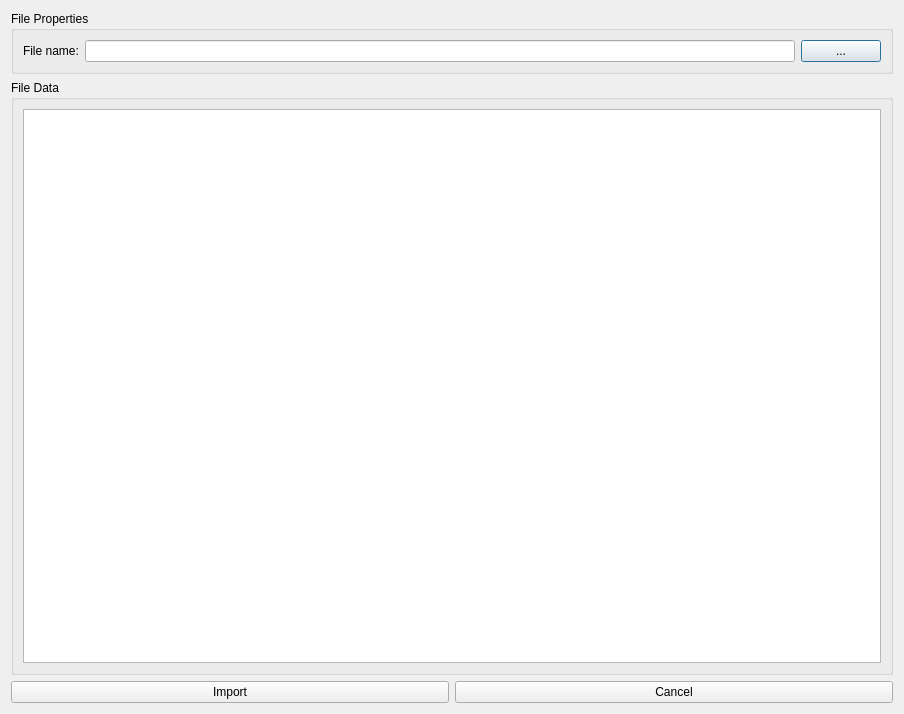
This is mongochem/plugins/csvimporter/importcsvfiledialog.ui in OpenChemistry/mongochem as Qt 5 draws it before an edit. The edited form follows.
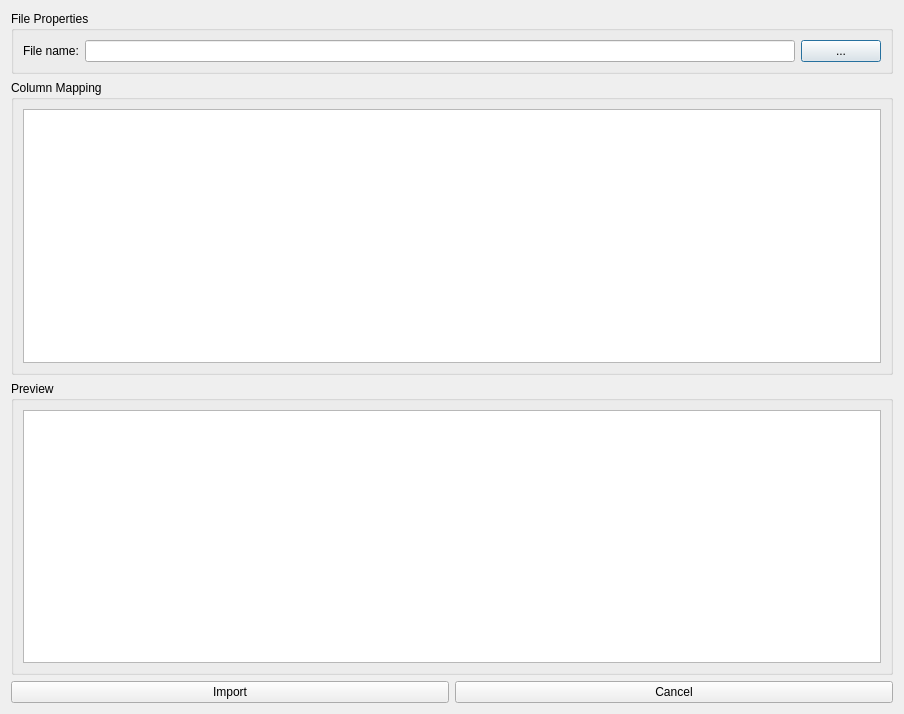
This is the edited form.

Commit message:
Improve the CSV Import Dialog
This adds improvements to the CSV import dialog. Now, the user
can set up the mapping between the columns in the CSV file and
the identifiers or descriptors that they should represent in the
database. This also allows for the user use different identifier
types (InChI, InChIKey, SMILES, Name, and CAS) instead of just
InChIKey.

```diff
--- a/mongochem/plugins/csvimporter/importcsvfiledialog.ui
+++ b/mongochem/plugins/csvimporter/importcsvfiledialog.ui
@@ -44,10 +44,22 @@
      </layout>
     </widget>
    </item>
+   <item>
+    <widget class="QGroupBox" name="groupBox_3">
+     <property name="title">
+      <string>Column Mapping</string>
+     </property>
+     <layout class="QVBoxLayout" name="verticalLayout">
+      <item>
+       <widget class="QTableWidget" name="mappingTableWidget"/>
+      </item>
+     </layout>
+    </widget>
+   </item>
    <item>
     <widget class="QGroupBox" name="groupBox_2">
      <property name="title">
-      <string>File Data</string>
+      <string>Preview</string>
      </property>
      <layout class="QVBoxLayout" name="verticalLayout_4">
       <item>
```
The commit also changes 2 other files.
